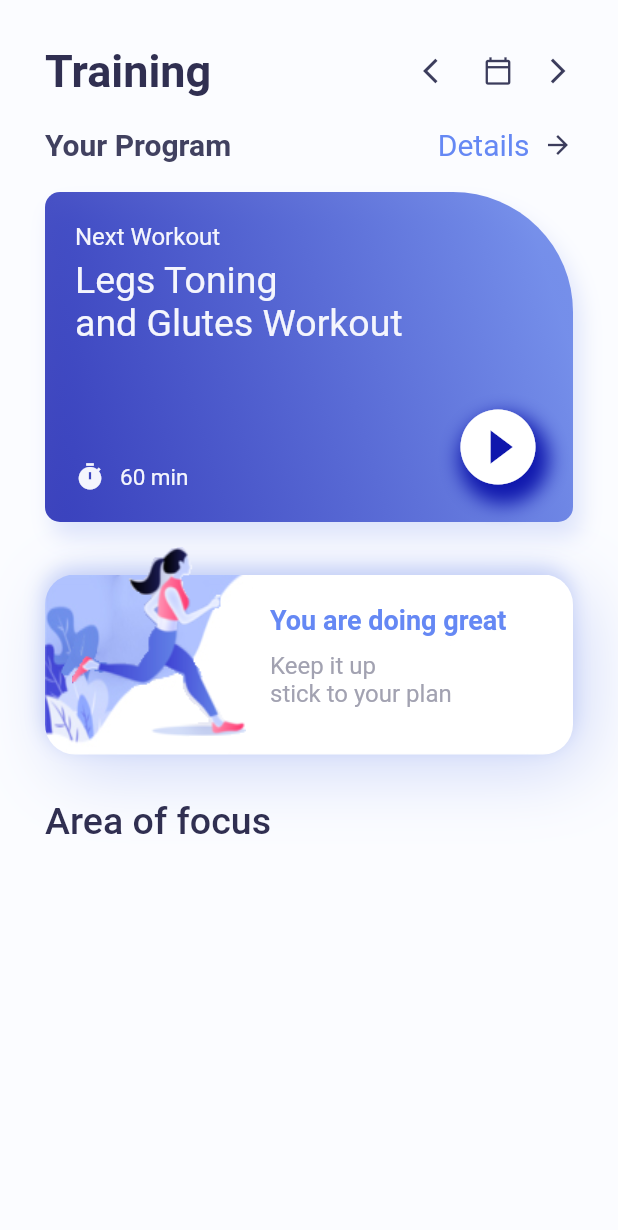
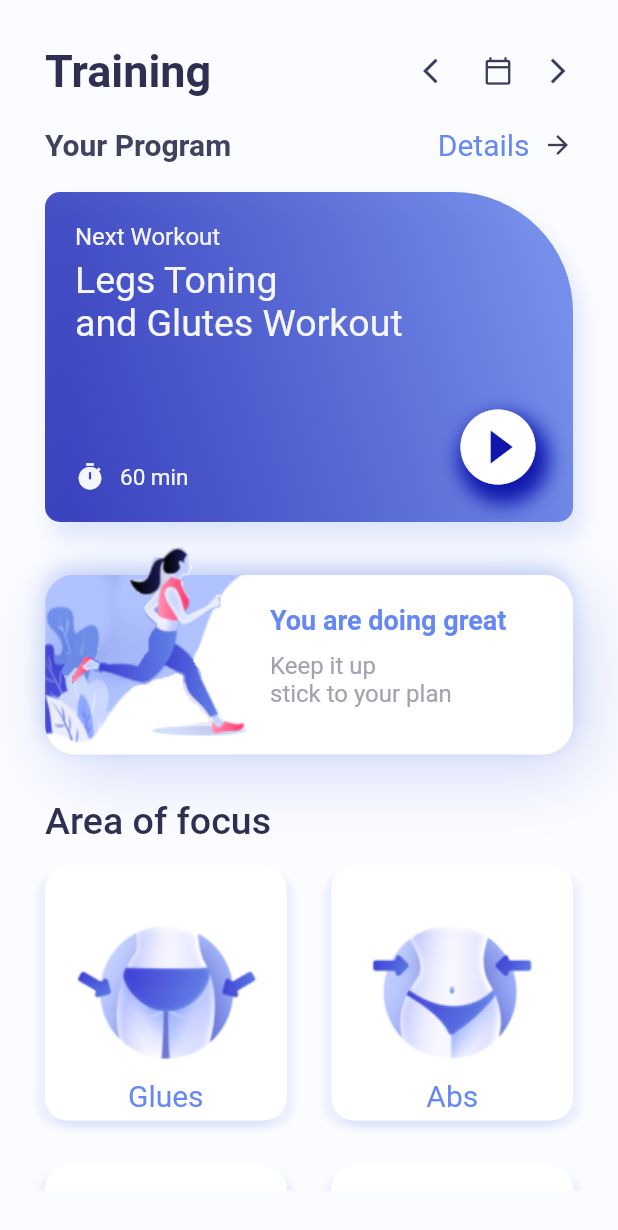
Before and after one commit to alpersln/Flutter-WorkoutApp-UIClone, a Flutter app: the screen it shows after launch, on a phone screen of 412 x 824 dp. Shown: the top 1230 px of the screen. Run offline on Flutter 3.47's test engine with Material 2 defaults, Android fonts, the phone set to English and light mode, and no system bars; our stand-ins replace get.

Commit message:
second screen added

```diff
--- a/lib/home_page.dart
+++ b/lib/home_page.dart
@@ -17,9 +17,13 @@ class HomePage extends StatefulWidget {
 //12323222
 class _HomePageState extends State<HomePage> {
   List info = [];
-  _initData() {
-    DefaultAssetBundle.of(context).loadString("json/info.json").then((value) {
-      info = json.decode(value);
+  _initData() async {
+    await DefaultAssetBundle.of(context)
+        .loadString("json/info.json")
+        .then((value) {
+      setState(() {
+        info = json.decode(value);
+      });
     });
   }
 
```
